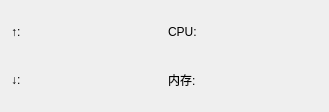
Before: the Qt Designer form widgets/WinDockNet.ui in XMuli/NetSpeed, drawn with Qt 5.
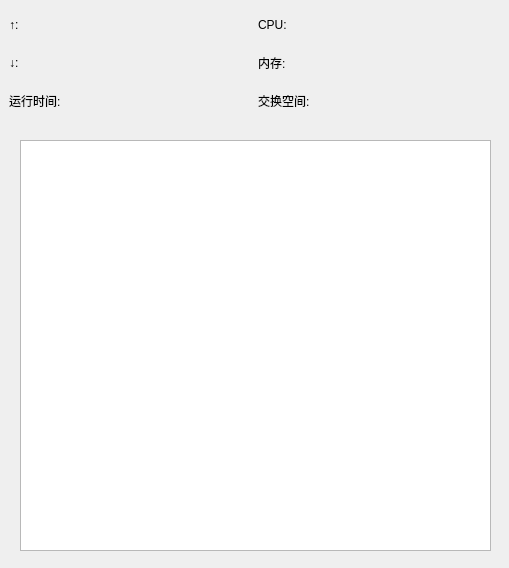
After: the same form once the commit is applied.

Commit message:
feat: cpu, memory, swap, systemRunTime module validated on GUI
and fix cpu calculations are not ready for the mode

Patch:
```diff
--- a/widgets/WinDockNet.ui
+++ b/widgets/WinDockNet.ui
@@ -6,42 +6,33 @@
    <rect>
     <x>0</x>
     <y>0</y>
-    <width>329</width>
-    <height>112</height>
+    <width>509</width>
+    <height>568</height>
    </rect>
   </property>
   <property name="windowTitle">
    <string>Form</string>
   </property>
+  <widget class="QTextEdit" name="textEdit">
+   <property name="geometry">
+    <rect>
+     <x>20</x>
+     <y>140</y>
+     <width>471</width>
+     <height>411</height>
+    </rect>
+   </property>
+  </widget>
+  <widget class="QWidget" name="layoutWidget">
+   <property name="geometry">
+    <rect>
+     <x>9</x>
+     <y>9</y>
+     <width>491</width>
+     <height>108</height>
+    </rect>
+   </property>
   <layout class="QGridLayout" name="gridLayout">
-   <item row="0" column="0">
-    <widget class="QLabel" name="lab_11">
-     <property name="text">
-      <string>↑:</string>
-     </property>
-    </widget>
-   </item>
-   <item row="0" column="1">
-    <widget class="QLabel" name="lab_12">
-     <property name="text">
-      <string/>
-     </property>
-    </widget>
-   </item>
-   <item row="0" column="2">
-    <widget class="QLabel" name="lab_13">
-     <property name="text">
-      <string>CPU:</string>
-     </property>
-    </widget>
-   </item>
-   <item row="0" column="3">
-    <widget class="QLabel" name="lan_14">
-     <property name="text">
-      <string> </string>
-     </property>
-    </widget>
-   </item>
    <item row="1" column="0">
     <widget class="QLabel" name="lab_21">
      <property name="text">
@@ -49,10 +40,45 @@
      </property>
     </widget>
    </item>
+    <item row="0" column="2">
+     <widget class="QLabel" name="lab_13">
+      <property name="text">
+       <string>CPU:</string>
+      </property>
+     </widget>
+    </item>
+    <item row="1" column="3">
+     <widget class="QLabel" name="lab_24">
+      <property name="text">
+       <string/>
+      </property>
+     </widget>
+    </item>
+    <item row="0" column="1">
+     <widget class="QLabel" name="lab_12">
+      <property name="text">
+       <string/>
+      </property>
+     </widget>
+    </item>
    <item row="1" column="1">
     <widget class="QLabel" name="lab_22">
      <property name="text">
-      <string> </string>
+       <string/>
+      </property>
+     </widget>
+    </item>
+    <item row="0" column="0">
+     <widget class="QLabel" name="lab_11">
+      <property name="text">
+       <string>↑:</string>
+      </property>
+     </widget>
+    </item>
+    <item row="0" column="3">
+     <widget class="QLabel" name="lab_14">
+      <property name="text">
+       <string/>
      </property>
     </widget>
    </item>
@@ -63,14 +89,36 @@
      </property>
     </widget>
    </item>
-   <item row="1" column="3">
-    <widget class="QLabel" name="lab_24">
+    <item row="2" column="2">
+     <widget class="QLabel" name="lab_33">
      <property name="text">
-      <string> </string>
+       <string>交换空间:</string>
+      </property>
+     </widget>
+    </item>
+    <item row="2" column="3">
+     <widget class="QLabel" name="lab_34">
+      <property name="text">
+       <string/>
+      </property>
+     </widget>
+    </item>
+    <item row="2" column="0">
+     <widget class="QLabel" name="lab_31">
+      <property name="text">
+       <string>运行时间:</string>
+      </property>
+     </widget>
+    </item>
+    <item row="2" column="1">
+     <widget class="QLabel" name="lab_32">
+      <property name="text">
+       <string/>
      </property>
     </widget>
    </item>
   </layout>
+  </widget>
  </widget>
  <resources/>
  <connections/>
```
Left out of the diff: 2 changed lines with no effect on the pictures. Lines whose indentation alone changed are shown as unchanged. The commit also changes 5 other files.
